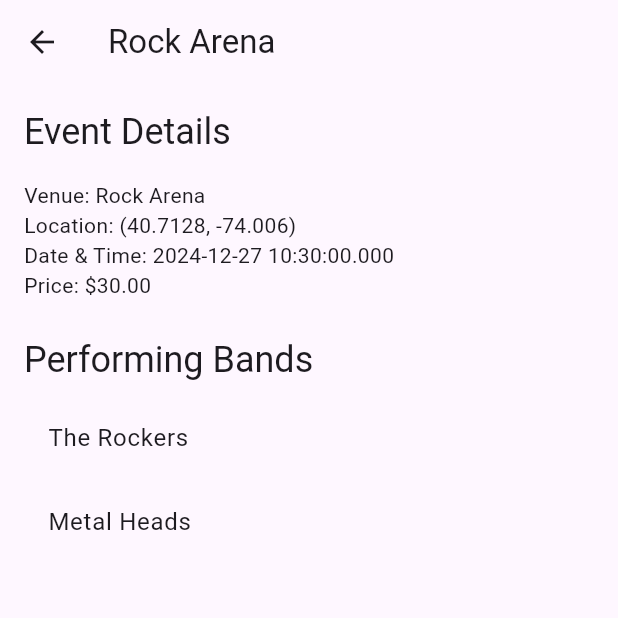
After one commit to KevinBritten/event_map_app, a Flutter app: the screen it shows after launch, after a tap on the "arrow forward" icon, on a phone screen of 412 x 824 dp, the top half of it. The commit adds this screen. Run offline on Flutter 3.47's test engine with Material 3 defaults, Android fonts, the phone set to English and light mode, and no system bars; our stand-ins replace google_maps_flutter.

Commit message:
add event page

```diff
--- a/lib/main.dart
+++ b/lib/main.dart
@@ -2,6 +2,8 @@ import 'package:flutter/material.dart';
 
 import 'views/playlist_view.dart';
 import 'views/map_view.dart';
+
+import 'views/event_view.dart';
 
 import 'data/test_data.dart';
 
@@ -22,6 +24,7 @@ class MyApp extends StatelessWidget {
         primarySwatch: Colors.blue,
       ),
       home: HomeScreen(),
+      routes: {'/event': (context) => EventPage()},
     );
   }
 }
--- /dev/null
+++ b/lib/views/event_view.dart
@@ -0,0 +1,52 @@
+import 'package:flutter/material.dart';
+import '../models/event.dart';
+
+class EventPage extends StatelessWidget {
+  @override
+  Widget build(BuildContext context) {
+    final Event event = ModalRoute.of(context)!.settings.arguments as Event;
+    return Scaffold(
+      appBar: AppBar(
+        title: Text(event.venue.name), // Display the venue name as the title
+      ),
+      body: Padding(
+        padding: const EdgeInsets.all(16.0),
+        child: Column(
+          crossAxisAlignment: CrossAxisAlignment.start,
+          children: [
+            Text(
+              "Event Details",
+              style: Theme.of(context).textTheme.headlineSmall,
+            ),
+            const SizedBox(height: 16),
+            Text("Venue: ${event.venue.name}"),
+            Text(
+                "Location: (${event.venue.latitude}, ${event.venue.longitude})"),
+            Text("Date & Time: ${event.dateTime}"),
+            if (event.price != null)
+              Text("Price: \$${event.price!.toStringAsFixed(2)}")
+            else
+              const Text("Price: Free"),
+            const SizedBox(height: 24),
+            Text(
+              "Performing Bands",
+              style: Theme.of(context).textTheme.headlineSmall,
+            ),
+            const SizedBox(height: 8),
+            Expanded(
+              child: ListView.builder(
+                itemCount: event.bands.length,
+                itemBuilder: (context, index) {
+                  final band = event.bands[index];
+                  return ListTile(
+                    title: Text(band.name),
+                  );
+                },
+              ),
+            ),
+          ],
+        ),
+      ),
+    );
+  }
+}
--- a/lib/views/playlist_view.dart
+++ b/lib/views/playlist_view.dart
@@ -30,7 +30,16 @@ class PlaylistView extends StatelessWidget {
               '${nextEvent.venue.name} - ${nextEvent.dateTime.toLocal()} - \$${nextEvent.price ?? "Free"}'),
           tileColor:
               index == currentTrack ? Colors.blue.withOpacity(0.2) : null,
-          trailing: Icon(Icons.arrow_forward),
+          trailing: IconButton(
+            icon: Icon(Icons.arrow_forward),
+            onPressed: () {
+              Navigator.pushNamed(
+                context,
+                '/event', // The named route for EventPage
+                arguments: nextEvent, // Pass the Event object as an argument
+              );
+            },
+          ),
           onTap: () {
             onTrackSelected(index); // Notify parent widget of selection
           },
```
